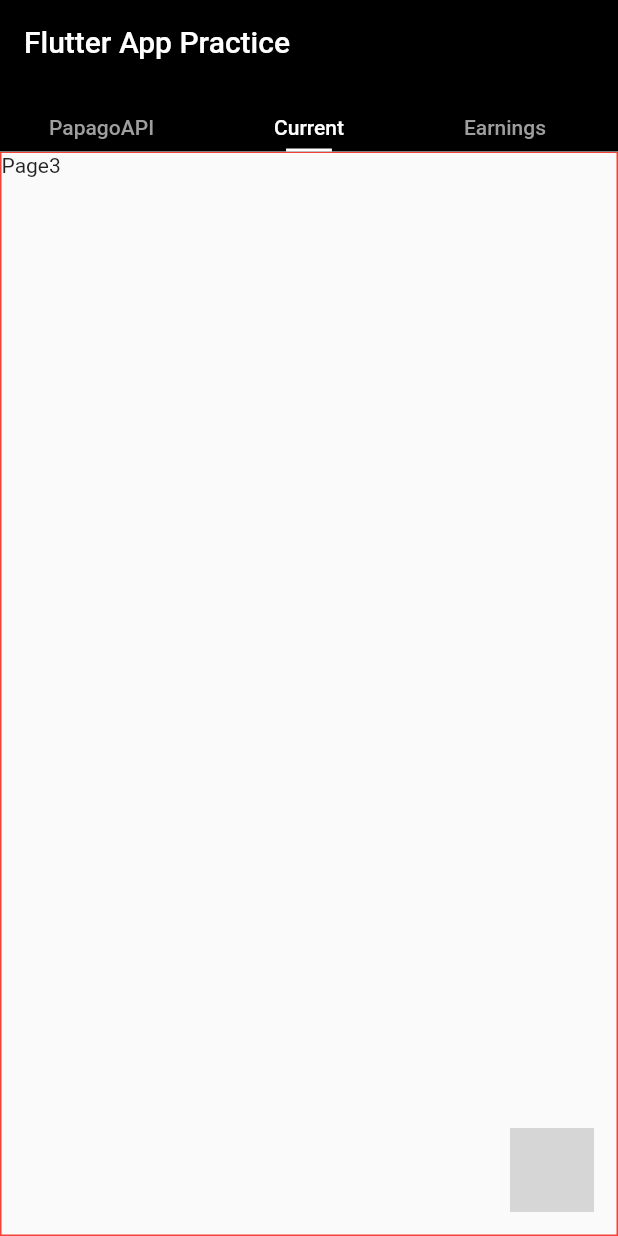
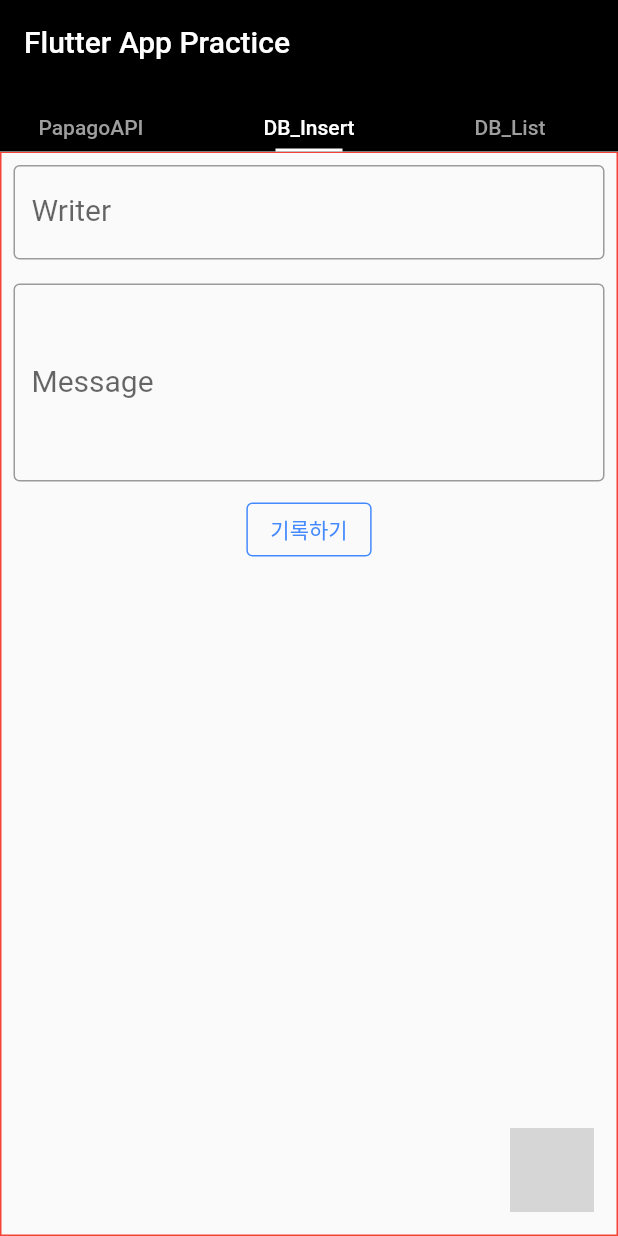
Before and after one commit to eiclipse/gitflutter, a Flutter app: the screen it shows after launch, tab 3 chosen, on a phone screen of 412 x 824 dp. Run offline on Flutter 3.47's test engine with Material 2 defaults, Android fonts, the phone set to English and light mode, and no system bars; our stand-ins replace carousel_slider, sqflite; missing offline and left inert: fab_circular_menu, material_dialogs; accounts and stored records are empty; grey boxes are pictures that could not be loaded.

Commit message:
DB_Insert with material_dialog complete.

```diff
--- a/lib/components/Guide.dart
+++ b/lib/components/Guide.dart
@@ -30,8 +30,6 @@ class Guide{
     );
   }
 
-
-
   static ListView getDummyListView(){
     return ListView(
       children: [
--- /dev/null
+++ b/lib/dao/MessagesDAO.dart
@@ -0,0 +1,45 @@
+import 'package:sqflite/sqflite.dart';
+
+import '../dto/MessagesDTO.dart';
+
+class MessagesDAO{
+  MessagesDAO._();
+  static final MessagesDAO db = MessagesDAO._();
+  Database? _database;
+
+  Future<Database> get database async {
+    if (_database != null) {
+      return _database!;
+    }
+    _database = await initDB();
+    return _database!;
+  }
+
+  initDB() async {
+    return await openDatabase("messages.db",
+        version: 1,
+        onCreate: (db, version) async {
+          // Create the note table
+          await db.execute("create table messages("
+              "seq integer primary key autoincrement, "
+              "writer text not null,"
+              "message text not null, "
+              "write_date timestamp default(strftime('%s','now')||substr(strftime('%f','now'),4)) not null)"
+          );
+        });
+  }
+
+  Future<int> insert(MessagesDTO dto) async {
+    final db = await database;
+    var result = db.insert("messages", dto.toMap());
+    //var result = db.rawInsert("insert into accounts (site,id,pw) values('${dto.site}','${dto.id}','${dto.pw}')");
+    return result;
+  }
+
+  Future<List<MessagesDTO>> list() async{
+    final db = await database;
+    List<Map<String,dynamic>> result = await db.query("accounts");
+    return result.isNotEmpty ? result.map((e) => MessagesDTO.fromDatabaseJson(e)).toList() : [];
+  }
+
+}
--- /dev/null
+++ b/lib/dto/MessagesDTO.dart
@@ -0,0 +1,51 @@
+
+
+class MessagesDTO{
+  int _seq;
+  String _writer;
+  String _message;
+  DateTime _write_date;
+
+  MessagesDTO(this._seq, this._writer, this._message, this._write_date);
+  factory MessagesDTO.fromDatabaseJson(Map<String,dynamic> data) => MessagesDTO(
+      data['seq'],
+      data['writer'],
+      data['message'],
+      DateTime.fromMillisecondsSinceEpoch(data['write_date'] as int)
+  );
+
+  DateTime get write_date => _write_date;
+
+  set write_date(DateTime value) {
+    _write_date = value;
+  }
+
+  String get message => _message;
+
+  set message(String value) {
+    _message = value;
+  }
+
+  String get writer => _writer;
+
+  set writer(String value) {
+    _writer = value;
+  }
+
+  int get seq => _seq;
+
+  set seq(int value) {
+    _seq = value;
+  }
+
+  Map<String,dynamic> toMap(){
+    final map = {
+      'writer':writer,
+      'message':message
+    };
+
+    return map;
+  }
+
+
+}
--- a/lib/main.dart
+++ b/lib/main.dart
@@ -93,8 +93,8 @@ class _MyHomePageState extends State<MyHomePage> with TickerProviderStateMixin{
                         tabs: [
                           Tab(text: 'UI'),
                           Tab(text: 'PapagoAPI'),
-                          Tab(text: 'Current'),
-                          Tab(text: 'Earnings'),
+                          Tab(text: 'DB_Insert'),
+                          Tab(text: 'DB_List'),
                           Tab(text: 'Balance'),
                         ],
                       ),
@@ -106,7 +106,7 @@ class _MyHomePageState extends State<MyHomePage> with TickerProviderStateMixin{
                   children: [
                     Guide.getBorderedWidget(TabViewFactory.getUITabView()),
                     Guide.getBorderedWidget(TabViewFactory.getPapagoTabView(context)),
-                    Guide.getBorderedWidget(TabViewFactory.getTextTabView("Page3")),
+                    Guide.getBorderedWidget(TabViewFactory.get_DBCRUD_TabView(context)),
                     Guide.getBorderedWidget(TabViewFactory.getTextTabView("Page4")),
                     Guide.getBorderedWidget(Guide.getDummyListView())
                   ],
--- a/lib/providers/MainActivityProvider.dart
+++ b/lib/providers/MainActivityProvider.dart
@@ -5,14 +5,12 @@ class MainAcitivityProvider with ChangeNotifier{
   String _papagoBeforeText = "";
 
   String get papagoResult => _papagoResult;
-
   set papagoResult(String value) {
     _papagoResult = value;
     notifyListeners();
   }
 
   String get papagoBeforeText => _papagoBeforeText;
-
   set papagoBeforeText(String value) {
     _papagoBeforeText = value;
     notifyListeners();
--- a/lib/ui/main/TabViewFactory.dart
+++ b/lib/ui/main/TabViewFactory.dart
@@ -2,13 +2,25 @@ import 'package:carousel_slider/carousel_slider.dart';
 import 'package:flutter/cupertino.dart';
 import 'package:flutter/material.dart';
 import 'package:gitpractice01/apis/web/PapagoAPI.dart';
+import 'package:material_dialogs/material_dialogs.dart';
+import 'package:material_dialogs/widgets/buttons/icon_button.dart';
+import 'package:material_dialogs/widgets/buttons/icon_outline_button.dart';
 import 'package:provider/provider.dart';
 
 import '../../components/Guide.dart';
+import '../../dao/MessagesDAO.dart';
+import '../../dto/MessagesDTO.dart';
 import '../../providers/MainActivityProvider.dart';
 
 class TabViewFactory with ChangeNotifier{
+
+  // PAPAGO Related
   static final TextEditingController _fromMessageController = TextEditingController();
+
+  // DB_Insert Related
+  static final TextEditingController _messageController = TextEditingController();
+  static final TextEditingController _writerController = TextEditingController();
+
 
   static getTextTabView(String str){
     return Text(str);
@@ -61,9 +73,7 @@ class TabViewFactory with ChangeNotifier{
   }
 
   static getPapagoTabView(BuildContext context){
-
     var data = Provider.of<MainAcitivityProvider>(context);
-
     return Column(
       children: [
         Expanded(         // From box
@@ -87,9 +97,9 @@ class TabViewFactory with ChangeNotifier{
                               left:3,
                               bottom:3,
                               child: Text("번역 할 메세지 입력",style: TextStyle(
-                                fontStyle: FontStyle.italic,
-                                color:Colors.black,
-                                fontSize: 16
+                                  fontStyle: FontStyle.italic,
+                                  color:Colors.black,
+                                  fontSize: 16
                               ),)
                           )
                         ],
@@ -130,9 +140,6 @@ class TabViewFactory with ChangeNotifier{
                     _fromMessageController.text="";
                     return;
                   }
-
-                  print(_fromMessageController.text);
-
                   FocusScopeNode currentFocus = FocusScope.of(context);
                   if (!currentFocus.hasPrimaryFocus) {
                     currentFocus.unfocus();
@@ -254,4 +261,75 @@ class TabViewFactory with ChangeNotifier{
       ],
     );
   }
+
+  static get_DBCRUD_TabView(BuildContext context){
+    return Column(
+      children: [
+        Padding(
+          padding: const EdgeInsets.all(8.0),
+          child: TextField(
+            controller: _writerController,
+            decoration: InputDecoration(labelText: 'Writer',border: OutlineInputBorder(borderSide: BorderSide(color: Colors.grey))),
+            style: TextStyle(
+                fontSize: 20
+            ),
+          ),
+        ),
+        Padding(
+          padding: const EdgeInsets.all(8.0),
+          child: TextField(
+            controller: _messageController,
+            maxLines: 4,
+            decoration: InputDecoration(labelText: 'Message',border: OutlineInputBorder(borderSide: BorderSide(color: Colors.grey))),
+            style: TextStyle(
+                fontSize: 20
+            ),
+          ),
+        ),
+        OutlinedButton(
+            style: OutlinedButton.styleFrom(
+              side: BorderSide(
+                  color: Colors.blueAccent
+              ),
+            ),
+            onPressed: (){
+              String writer = _writerController.text;
+              String message = _messageController.text;
+
+              Dialogs.materialDialog(
+                  msg: '이대로 글 작성을 완료하시겠습니까?',
+                  title: "글 입력 확인",
+                  color: Colors.white,
+                  context: context,
+                  actions: [
+                    IconsOutlineButton(
+                      onPressed: () {
+                        Navigator.pop(context);
+                      },
+                      text: '취소',
+                      iconData: Icons.cancel_outlined,
+                      textStyle: TextStyle(color: Colors.grey),
+                      iconColor: Colors.grey,
+                    ),
+                    IconsButton(
+                      onPressed: () {
+                        MessagesDAO.db.insert(MessagesDTO(0,writer,message,DateTime.now()));
+                        Navigator.pop(context);
+                      },
+                      text: '확인',
+                      iconData: Icons.add_circle,
+                      color: Colors.blueAccent,
+                      textStyle: TextStyle(color: Colors.white),
+                      iconColor: Colors.white,
+                    ),
+                  ]
+              );
+            },
+            child: Text("기록하기",style: TextStyle(
+                color: Colors.blueAccent
+            ),)
+        )
+      ],
+    );
+  }
 }
--- a/pubspec.yaml
+++ b/pubspec.yaml
@@ -37,6 +37,9 @@ dependencies:
   cupertino_icons: ^1.0.2
   http: ^0.13.5
   provider: ^6.0.4
+  sqflite:
+  path:
+  material_dialogs: ^1.1.3
 
 dev_dependencies:
   flutter_test:
```
